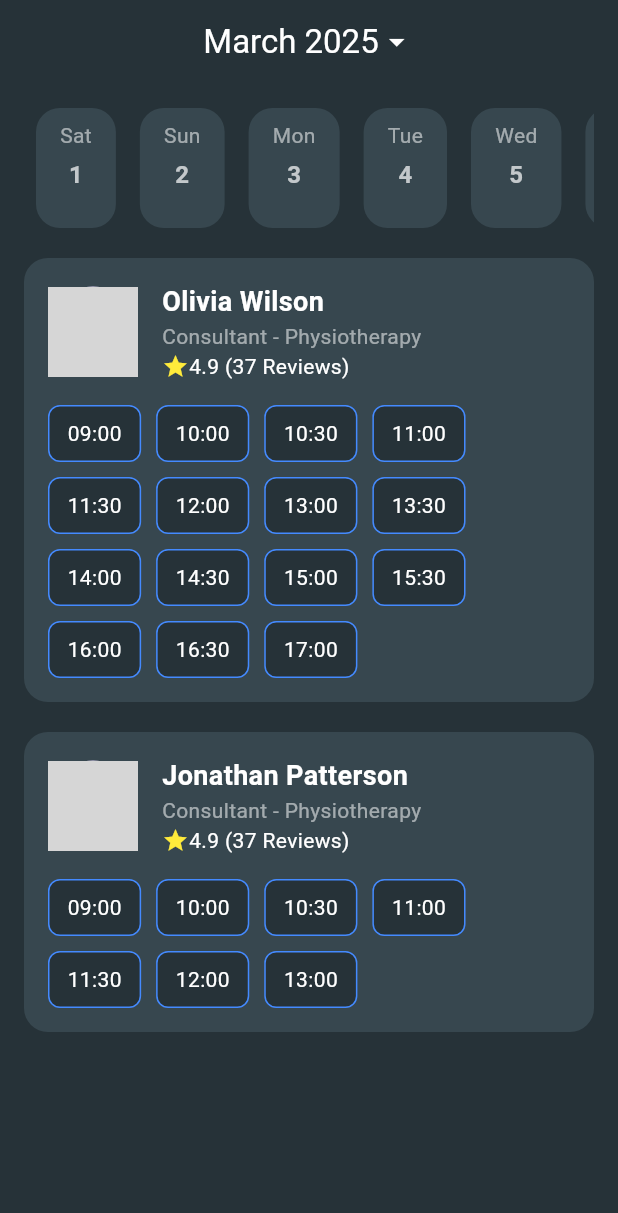
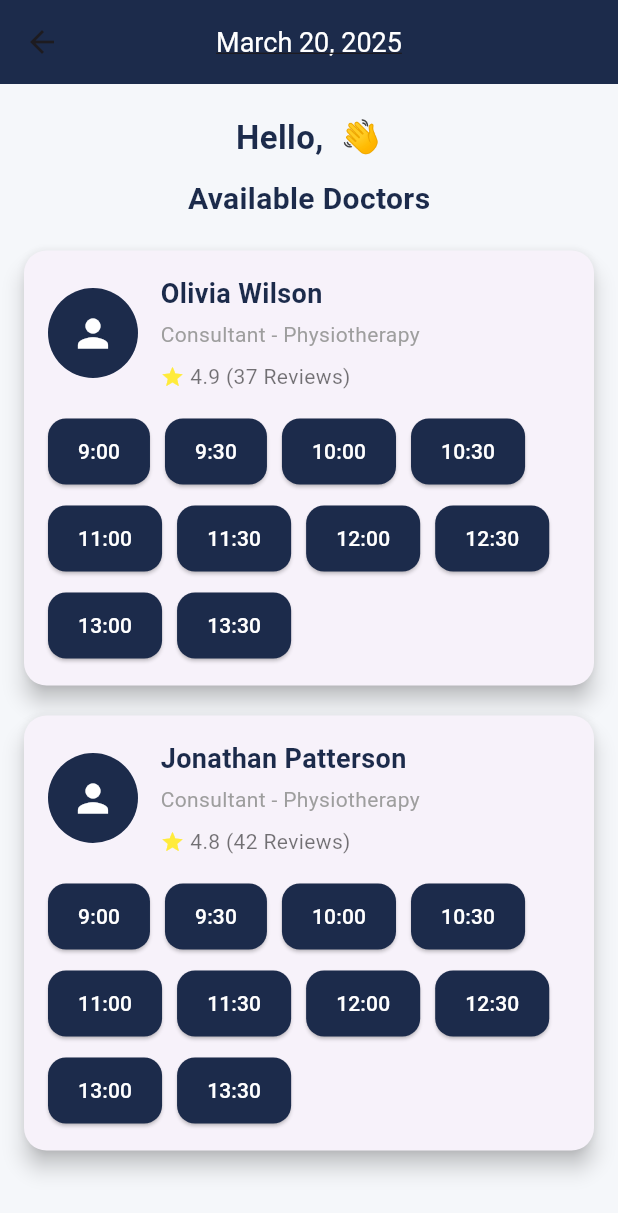
Before and after one commit to xdanujj/mediconnect, a Flutter app: the AppointmentScreen screen opened directly, on a phone screen of 412 x 824 dp. Shown: the top 1213 px of the screen. Run offline on Flutter 3.47's test engine with Material 3 defaults, Android fonts, the phone set to English and light mode, and no system bars; our stand-ins replace supabase_flutter; accounts and stored records are empty; grey boxes are pictures that could not be loaded.

Commit message:
added book appointment screen

```diff
--- a/mediconnect/lib/AppointmentScreen.dart
+++ b/mediconnect/lib/AppointmentScreen.dart
@@ -1,8 +1,5 @@
 import 'package:flutter/material.dart';
-
-void main() {
-  runApp(MaterialApp(home: AppointmentScreen()));
-}
+import 'package:supabase_flutter/supabase_flutter.dart';
 
 class AppointmentScreen extends StatefulWidget {
   @override
@@ -10,192 +7,160 @@ class AppointmentScreen extends StatefulWidget {
 }
 
 class _AppointmentScreenState extends State<AppointmentScreen> {
-  final List<String> months = [
-    'January', 'February', 'March', 'April', 'May', 'June',
-    'July', 'August', 'September', 'October', 'November', 'December'
-  ];
-  int selectedMonthIndex = DateTime.now().month - 1;
-  int selectedYear = DateTime.now().year;
+  DateTime currentDate = DateTime.now();
+  DateTime selectedDate = DateTime.now();
+  String userName = 'User';
+  String? selectedSlot;
+  String? selectedDoctor;
 
-  final List<Doctor> doctors = [
-    Doctor(
-      name: 'Olivia Wilson',
-      specialty: 'Consultant - Physiotherapy',
-      rating: 4.9,
-      reviews: 37,
-      image: 'assets/doctor1.png',
-      timeSlots: ['09:00', '10:00', '10:30', '11:00', '11:30', '12:00',
-        '13:00', '13:30', '14:00', '14:30', '15:00', '15:30',
-        '16:00', '16:30', '17:00'],
+  @override
+  void initState() {
+    super.initState();
+    fetchUserName();
+  }
+
+  // ✅ Fetch User's Name from Supabase
+  Future<void> fetchUserName() async {
+    try {
+      final user = Supabase.instance.client.auth.currentUser;
+      if (user != null) {
+        final response = await Supabase.instance.client
+            .from('profiles')
+            .select('name')
+            .eq('id', user.id)
+            .single();
+
+        setState(() {
+          userName = response['name'] ?? 'User';
+        });
+      }
+    } catch (error) {
+      print('Error fetching user name: $error');
+    }
+  }
+
+  // ✅ Open Calendar and Select Date
+  Future<void> _selectDate() async {
+    DateTime? pickedDate = await showDatePicker(
+      context: context,
+      initialDate: selectedDate,
+      firstDate: DateTime(2000),
+      lastDate: DateTime(2100),
+    );
+
+    if (pickedDate != null) {
+      setState(() {
+        selectedDate = pickedDate;
+        selectedSlot = null;
+        selectedDoctor = null; // Reset selection on date change
+      });
+    }
+  }
+
+  // ✅ Book Now Function
+  void _bookNow() {
+    ScaffoldMessenger.of(context).showSnackBar(
+      SnackBar(
+        content: Text('Appointment booked with $selectedDoctor on ${_getMonthName(selectedDate.month)} ${selectedDate.day}, ${selectedDate.year} at $selectedSlot!'),
+        backgroundColor: Colors.green,
       ),
-    Doctor(
-      name: 'Jonathan Patterson',
-      specialty: 'Consultant - Physiotherapy',
-      rating: 4.9,
-      reviews: 37,
-      image: 'assets/doctor2.png',
-      timeSlots: ['09:00', '10:00', '10:30', '11:00', '11:30', '12:00',
-        '13:00'],
-    ),
-  ];
+    );
+  }
 
   @override
   Widget build(BuildContext context) {
     return Scaffold(
-      backgroundColor: Colors.blueGrey[900],
+      backgroundColor: const Color(0xFFF5F7FA),
       appBar: AppBar(
-        backgroundColor: Colors.blueGrey[900],
         title: GestureDetector(
-          onTap: _selectMonth,
-          child: Row(
-            mainAxisSize: MainAxisSize.min,
+          onTap: _selectDate,
+          child: Text(
+            '${_getMonthName(selectedDate.month)} ${selectedDate.day}, ${selectedDate.year}',
+            style: const TextStyle(
+              fontSize: 18,
+              decoration: TextDecoration.underline,
+              color: Colors.white,
+            ),
+          ),
+        ),
+        centerTitle: true,
+        backgroundColor: const Color(0xFF1C2B4B),
+      ),
+      body: Column(
         children: [
-              Text('${months[selectedMonthIndex]} $selectedYear',
-                  style: const TextStyle(color: Colors.white)),
-              const Icon(Icons.arrow_drop_down, color: Colors.white),
+          const SizedBox(height: 20),
+          Padding(
+            padding: const EdgeInsets.symmetric(horizontal: 16.0),
+            child: Text(
+              'Hello, $userName 👋',
+              style: const TextStyle(fontSize: 22, fontWeight: FontWeight.bold, color: Color(0xFF1C2B4B)),
+            ),
+          ),
+          const SizedBox(height: 10),
+          const Padding(
+            padding: EdgeInsets.symmetric(horizontal: 16.0),
+            child: Text(
+              'Available Doctors',
+              style: TextStyle(fontSize: 20, fontWeight: FontWeight.bold, color: Color(0xFF1C2B4B)),
+            ),
+          ),
+          const SizedBox(height: 10),
+          Expanded(
+            child: ListView(
+              children: [
+                buildDoctorCard('Olivia Wilson', 'Consultant - Physiotherapy', 4.9, 37),
+                buildDoctorCard('Jonathan Patterson', 'Consultant - Physiotherapy', 4.8, 42),
               ],
             ),
           ),
-        centerTitle: true,
+          if (selectedSlot != null)
+            Padding(
+              padding: const EdgeInsets.symmetric(horizontal: 16.0, vertical: 20.0),
+              child: ElevatedButton(
+                onPressed: _bookNow,
+                style: ElevatedButton.styleFrom(
+                  backgroundColor: const Color(0xFF1C2B4B),
+                  foregroundColor: Colors.white,
+                  minimumSize: const Size(double.infinity, 50),
                 ),
-      body: Padding(
-        padding: const EdgeInsets.all(16.0),
-        child: Column(
-          children: [
-            _buildDateBar(),
-            const SizedBox(height: 20),
-            Expanded(
-              child: ListView.builder(
-                itemCount: doctors.length,
-                itemBuilder: (context, index) {
-                  return _buildDoctorCard(doctors[index]);
-                },
-              ),
-            ),
-          ],
-        ),
-      ),
-    );
-  }
-
-  // Function to Show Month Picker
-  void _selectMonth() async {
-    final selected = await showModalBottomSheet<int>(
-      context: context,
-      builder: (BuildContext context) {
-        return Container(
-          height: 300,
-          child: ListView.builder(
-            itemCount: months.length,
-            itemBuilder: (context, index) {
-              return ListTile(
-                title: Text('${months[index]} $selectedYear'),
-                onTap: () {
-                  Navigator.pop(context, index);
-                },
-              );
-            },
-          ),
-        );
-      },
-    );
-
-    if (selected != null) {
-      setState(() {
-        selectedMonthIndex = selected;
-      });
-    }
-  }
-
-  // Generate Dates Based on Selected Month and Year
-  List<DateTime> _generateDatesForMonth() {
-    int daysInMonth = DateTime(selectedYear, selectedMonthIndex + 1, 0).day;
-    return List<DateTime>.generate(daysInMonth, (index) =>
-        DateTime(selectedYear, selectedMonthIndex + 1, index + 1));
-  }
-
-  // Date Bar UI with Horizontal Scrolling
-  Widget _buildDateBar() {
-    List<DateTime> dates = _generateDatesForMonth();
-    DateTime today = DateTime.now();
-
-    return SizedBox(
-      height: 80,
-      child: SingleChildScrollView(
-        scrollDirection: Axis.horizontal,
-        child: Row(
-          children: dates.map((date) {
-            bool isToday = date.year == today.year &&
-                date.month == today.month &&
-                date.day == today.day;
-            return Container(
-              margin: const EdgeInsets.symmetric(horizontal: 8),
-              padding: const EdgeInsets.symmetric(vertical: 8, horizontal: 16),
-              decoration: BoxDecoration(
-                color: isToday ? Colors.blueAccent : Colors.blueGrey[800],
-                borderRadius: BorderRadius.circular(16),
-              ),
-              child: Column(
-                children: [
-                  Text(
-                    ['Mon', 'Tue', 'Wed', 'Thu', 'Fri', 'Sat', 'Sun'][date.weekday - 1],
-                    style: const TextStyle(color: Colors.white54),
-                  ),
-                  const SizedBox(height: 5),
-                  Text(
-                    '${date.day}',
-                    style: TextStyle(
-                      color: isToday ? Colors.white : Colors.white70,
-                      fontWeight: FontWeight.bold,
-                      fontSize: 16,
+                child: const Text('Book Now', style: TextStyle(fontSize: 18)),
               ),
             ),
         ],
       ),
     );
-          }).toList(),
-        ),
-      ),
-    );
   }
 
-  // Doctor Card UI
-  Widget _buildDoctorCard(Doctor doctor) {
-    return Container(
-      margin: const EdgeInsets.only(bottom: 20),
+  // ✅ Build Doctor Card
+  Widget buildDoctorCard(String name, String title, double rating, int reviews) {
+    return Card(
+      elevation: 6,
+      margin: const EdgeInsets.symmetric(horizontal: 16, vertical: 10),
+      shape: RoundedRectangleBorder(borderRadius: BorderRadius.circular(15)),
+      child: Padding(
         padding: const EdgeInsets.all(16),
-      decoration: BoxDecoration(
-        color: Colors.blueGrey[800],
-        borderRadius: BorderRadius.circular(16),
-      ),
         child: Column(
           crossAxisAlignment: CrossAxisAlignment.start,
           children: [
             Row(
               children: [
-              CircleAvatar(
+                const CircleAvatar(
+                  backgroundColor: Color(0xFF1C2B4B),
                   radius: 30,
-                backgroundImage: AssetImage(doctor.image),
+                  child: Icon(Icons.person, color: Colors.white, size: 30),
                 ),
-              const SizedBox(width: 16),
+                const SizedBox(width: 15),
                 Column(
                   crossAxisAlignment: CrossAxisAlignment.start,
                   children: [
-                  Text(
-                    doctor.name,
-                    style: const TextStyle(color: Colors.white, fontSize: 18, fontWeight: FontWeight.bold),
-                  ),
-                  Text(
-                    doctor.specialty,
-                    style: const TextStyle(color: Colors.white54),
-                  ),
+                    Text(name, style: const TextStyle(color: Color(0xFF1C2B4B), fontSize: 18, fontWeight: FontWeight.bold)),
+                    const SizedBox(height: 4),
+                    Text(title, style: const TextStyle(color: Colors.grey, fontSize: 14)),
+                    const SizedBox(height: 8),
                     Row(
                       children: [
-                      const Icon(Icons.star, color: Colors.yellow, size: 18),
-                      Text(
-                        '${doctor.rating} (${doctor.reviews} Reviews)',
-                        style: const TextStyle(color: Colors.white),
-                      ),
+                        const Icon(Icons.star, color: Colors.yellow, size: 16),
+                        Text(' $rating ($reviews Reviews)', style: const TextStyle(color: Colors.black54)),
                       ],
                     ),
                   ],
@@ -206,47 +171,42 @@ class _AppointmentScreenState extends State<AppointmentScreen> {
             Wrap(
               spacing: 10,
               runSpacing: 10,
-            children: doctor.timeSlots.map((time) {
-              return _buildTimeSlot(time);
-            }).toList(),
+              children: List.generate(
+                10,
+                    (index) {
+                  final time = '${9 + (index ~/ 2)}:${index % 2 == 0 ? '00' : '30'}';
+                  return ElevatedButton(
+                    onPressed: () {
+                      setState(() {
+                        selectedSlot = time;
+                        selectedDoctor = name; // Track the selected doctor
+                      });
+                    },
+                    style: ElevatedButton.styleFrom(
+                      backgroundColor: (selectedSlot == time && selectedDoctor == name)
+                          ? Colors.green
+                          : const Color(0xFF1C2B4B),
+                      foregroundColor: Colors.white,
+                      padding: const EdgeInsets.symmetric(horizontal: 20, vertical: 12),
+                      shape: RoundedRectangleBorder(borderRadius: BorderRadius.circular(12)),
+                    ),
+                    child: Text(time),
+                  );
+                },
+              ),
             ),
           ],
+        ),
       ),
     );
   }
 
-  // Time Slot UI
-  Widget _buildTimeSlot(String time) {
-    return Container(
-      padding: const EdgeInsets.symmetric(horizontal: 12, vertical: 8),
-      decoration: BoxDecoration(
-        color: Colors.blueGrey[900],
-        borderRadius: BorderRadius.circular(8),
-        border: Border.all(color: Colors.blueAccent),
-      ),
-      child: Text(
-        time,
-        style: const TextStyle(color: Colors.white),
-      ),
-    );
+  // ✅ Helper to Get Month Name
+  String _getMonthName(int month) {
+    const months = [
+      'January', 'February', 'March', 'April', 'May', 'June',
+      'July', 'August', 'September', 'October', 'November', 'December'
+    ];
+    return months[month - 1];
   }
 }
-
-// Doctor Model
-class Doctor {
-  final String name;
-  final String specialty;
-  final double rating;
-  final int reviews;
-  final String image;
-  final List<String> timeSlots;
-
-  Doctor({
-    required this.name,
-    required this.specialty,
-    required this.rating,
-    required this.reviews,
-    required this.image,
-    required this.timeSlots,
-  });
-}
--- a/mediconnect/lib/appointment.dart
+++ b/mediconnect/lib/appointment.dart
@@ -1,5 +1,6 @@
 import 'package:flutter/material.dart';
-import 'sidemenu.dart'; // Import the SideMenu
+import 'sidemenu.dart';
+import 'appointmentscreen.dart'; // Import the AppointmentScreen
 
 class AppointmentPage extends StatelessWidget {
   @override
@@ -14,7 +15,7 @@ class AppointmentPage extends StatelessWidget {
         ),
         centerTitle: true,
         elevation: 0,
-        iconTheme: const IconThemeData(color: Colors.white), // White sidebar icon
+        iconTheme: const IconThemeData(color: Colors.white),
       ),
       drawer: Container(
         decoration: BoxDecoration(
@@ -51,9 +52,31 @@ class AppointmentPage extends StatelessWidget {
               ),
             ),
             const SizedBox(height: 75),
-            _buildOptionCard('Book Your Appointment!'),
+
+            // ✅ Book Your Appointment
+            _buildOptionCard(
+              context,
+              'Book Your Appointment!',
+                  () {
+                Navigator.push(
+                  context,
+                  MaterialPageRoute(builder: (context) => AppointmentScreen()),
+                );
+              },
+            ),
+
             const SizedBox(height: 20),
-            _buildOptionCard('Online Consultation'),
+
+            // ✅ Online Consultation (No Navigation)
+            _buildOptionCard(
+              context,
+              'Online Consultation',
+                  () {
+                ScaffoldMessenger.of(context).showSnackBar(
+                  const SnackBar(content: Text('Online Consultation Coming Soon!')),
+                );
+              },
+            ),
           ],
         ),
       ),
@@ -64,29 +87,20 @@ class AppointmentPage extends StatelessWidget {
         showSelectedLabels: true,
         showUnselectedLabels: true,
         items: const [
-          BottomNavigationBarItem(
-            icon: Icon(Icons.home),
-            label: 'Home',
-          ),
-          BottomNavigationBarItem(
-            icon: Icon(Icons.person_search),
-            label: 'Doctors',
-          ),
-          BottomNavigationBarItem(
-            icon: Icon(Icons.calendar_today),
-            label: 'Appointment',
-          ),
-          BottomNavigationBarItem(
-            icon: Icon(Icons.person),
-            label: 'Profile',
-          ),
+          BottomNavigationBarItem(icon: Icon(Icons.home), label: 'Home'),
+          BottomNavigationBarItem(icon: Icon(Icons.person_search), label: 'Doctors'),
+          BottomNavigationBarItem(icon: Icon(Icons.calendar_today), label: 'Appointment'),
+          BottomNavigationBarItem(icon: Icon(Icons.person), label: 'Profile'),
         ],
       ),
     );
   }
 
-  Widget _buildOptionCard(String title) {
-    return Container(
+  // ✅ Updated _buildOptionCard with onTap Function
+  Widget _buildOptionCard(BuildContext context, String title, VoidCallback onTap) {
+    return GestureDetector(
+      onTap: onTap,
+      child: Container(
         width: double.infinity,
         padding: const EdgeInsets.all(69),
         decoration: BoxDecoration(
@@ -102,6 +116,7 @@ class AppointmentPage extends StatelessWidget {
             color: Colors.black,
           ),
         ),
+      ),
     );
   }
 }
```
Lines whose indentation alone changed are shown as unchanged.
